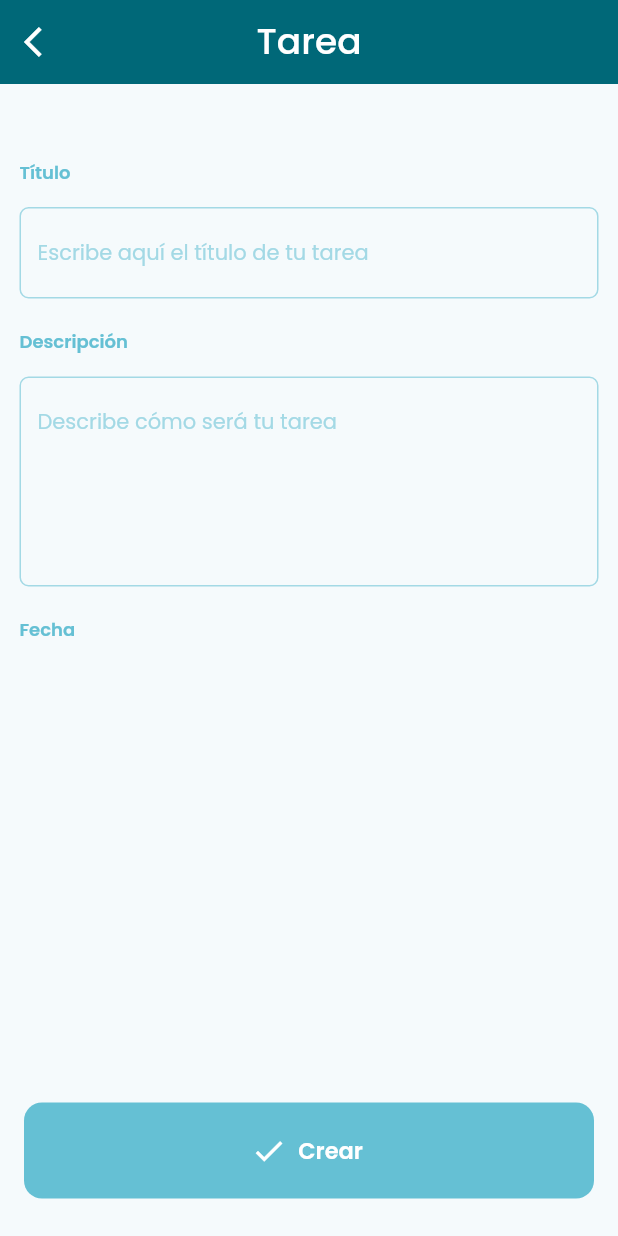
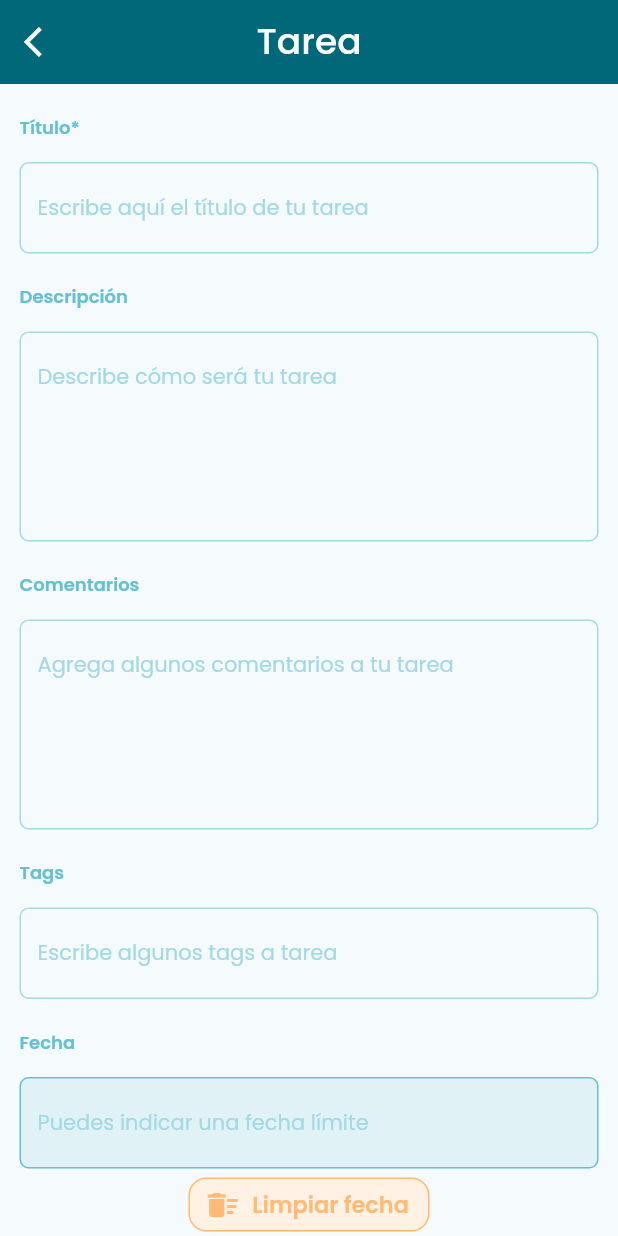
Before and after one commit to pmezquita/test-flutter-gestion-tareas, a Flutter app: the screen it shows after launch, after a tap on the "add" icon, on a phone screen of 412 x 824 dp. Run offline on Flutter 3.47's test engine with Material 2 defaults, Android fonts, the phone set to English and light mode, and no system bars; our stand-ins replace go_router, google_fonts; network calls fail.

Commit message:
[ADD] Se inicia pantalla de task

```diff
--- a/lib/helpers/constants.dart
+++ b/lib/helpers/constants.dart
@@ -2,3 +2,6 @@
 
 const String errorVerificar = 'Verificar Errores';
 const String errorCampoObligatorio = 'Campo obligatorio';
+
+final DateTime FECHA_INI_APP = DateTime.now();
+final DateTime FECHA_FIN_APP = DateTime.now().add(Duration(days: 60));
--- /dev/null
+++ b/lib/helpers/utils.dart
@@ -0,0 +1,6 @@
+import 'package:intl/intl.dart';
+
+String formatDate(DateTime? date) {
+  if (date == null) return '';
+  return DateFormat('dd - MM - yyyy').format(date);
+}
--- a/lib/main.dart
+++ b/lib/main.dart
@@ -1,5 +1,6 @@
 import 'package:flutter/material.dart';
 import 'package:gestion_tareas/providers/home_provider.dart';
+import 'package:gestion_tareas/providers/task_provider.dart';
 import 'package:gestion_tareas/router/my_go_router.dart';
 import 'package:gestion_tareas/theme/app_theme.dart';
 import 'package:provider/provider.dart';
@@ -17,7 +18,8 @@
   Widget build(BuildContext context) {
     return MultiProvider(
       providers: [
-        ChangeNotifierProvider<Home>(create: (_) => Home()),
+        ChangeNotifierProvider<HomeProvider>(create: (_) => HomeProvider()),
+        ChangeNotifierProvider<TaskProvider>(create: (_) => TaskProvider()),
       ],
       child: MaterialApp.router(
         debugShowCheckedModeBanner: false,
--- a/lib/models/task_model.dart
+++ b/lib/models/task_model.dart
@@ -1,7 +1,7 @@
 import 'dart:convert';
-import 'package:intl/intl.dart';
 
 import '../api/api_task.dart';
+import '../helpers/utils.dart' as utils;
 
 List<Task> TaskListFromJson(String str) => List<Task>.from(json.decode(str).map((x) => Task.fromJson(x)));
 
@@ -30,7 +30,7 @@
     this.updatedAt,
   });
 
-  String get formatDate => dueDate == null ? '- - -' : DateFormat('dd/MM/yy').format(dueDate!);
+  String get formatDate => utils.formatDate(this.dueDate);
 
   bool get isNew => id == null;
 
@@ -58,7 +58,8 @@
         "id": id,
         "title": title,
         "is_completed": isCompleted,
-    "due_date": "${dueDate!.year.toString().padLeft(4, '0')}-${dueDate!.month.toString().padLeft(2, '0')}-${dueDate!.day.toString().padLeft(2, '0')}",
+        "due_date":
+            "${dueDate!.year.toString().padLeft(4, '0')}-${dueDate!.month.toString().padLeft(2, '0')}-${dueDate!.day.toString().padLeft(2, '0')}",
         "comments": comments,
         "description": description,
         "tags": tags,
--- a/lib/presentation/home/home_page.dart
+++ b/lib/presentation/home/home_page.dart
@@ -10,7 +10,6 @@
 import '../../theme/app_theme.dart';
 
 class HomePage extends StatelessWidget {
-
   const HomePage({Key? key})
       : super(
           key: key,
@@ -25,8 +24,8 @@
       floatingActionButtonLocation: FloatingActionButtonLocation.centerDocked,
       floatingActionButton: Fab(onPressed: () => context.pushNamed('taskForm', params: {'taskId': '0'})),
       bottomNavigationBar: BottomNavigationBar(
-        currentIndex: context.watch<Home>().selectedIndex,
-        onTap: (index) => context.read<Home>().selectedIndex = index,
+        currentIndex: context.watch<HomeProvider>().selectedIndex,
+        onTap: (index) => context.read<HomeProvider>().selectedIndex = index,
         items: const <BottomNavigationBarItem>[
           BottomNavigationBarItem(
             label: '',
@@ -42,7 +41,7 @@
       ),
       body: CustomScrollView(
         slivers: [
-          _sliverTaskList(context, context.watch<Home>().selectedIndex),
+          _sliverTaskList(context, context.watch<HomeProvider>().selectedIndex),
         ],
       ),
     );
--- a/lib/presentation/home/widgets/card_task.dart
+++ b/lib/presentation/home/widgets/card_task.dart
@@ -66,7 +66,7 @@
 
               if (context.mounted) {
                 // Emitir estado
-                context.read<Home>().selectedIndex = task.isCompleted;
+                context.read<HomeProvider>().selectedIndex = task.isCompleted;
                 // cerrar alert
                 Navigator.pop(context);
               }
--- a/lib/presentation/shared/widgets/button_update.dart
+++ b/lib/presentation/shared/widgets/button_update.dart
@@ -1,10 +1,13 @@
 import 'package:flutter/material.dart';
 
 import '../../../theme/app_theme.dart';
-class ButtonUpdate extends StatelessWidget {
+
+class ButtonSecondary extends StatelessWidget {
   final String text;
   final VoidCallback? onPressed;
-  const ButtonUpdate({Key? key, required this.text, this.onPressed}) : super(key: key);
+  final Icon? icon;
+
+  const ButtonSecondary({Key? key, required this.text, this.onPressed, this.icon}) : super(key: key);
 
   @override
   Widget build(BuildContext context) {
@@ -17,7 +20,7 @@
         side: const BorderSide(color: secondary),
       ),
       label: Text(text, style: Theme.of(context).textTheme.displaySmall),
-      icon: const Icon(Icons.edit_outlined),
+      icon: icon ?? const Icon(Icons.edit_outlined),
     );
   }
 }
--- a/lib/presentation/task/task_page.dart
+++ b/lib/presentation/task/task_page.dart
@@ -1,10 +1,17 @@
 import 'package:flutter/material.dart';
 import 'package:gestion_tareas/models/task_model.dart';
+import 'package:gestion_tareas/presentation/shared/widgets/button_update.dart';
 import 'package:gestion_tareas/presentation/task/widgets/button_task.dart';
 import 'package:gestion_tareas/presentation/task/widgets/button_task_update.dart';
+import 'package:gestion_tareas/providers/task_provider.dart';
+import 'package:go_router/go_router.dart';
+import 'package:provider/provider.dart';
+import 'package:gestion_tareas/api/api_task.dart' as api;
 
 import '../../helpers/constants.dart';
+import '../../helpers/utils.dart';
 import '../../theme/app_theme.dart';
+import '../shared/widgets/alertdialog_error.dart';
 import '../shared/widgets/decoration_field.dart';
 import '../shared/widgets/label_field.dart';
 
@@ -17,6 +24,7 @@
   Widget build(BuildContext context) {
     final GlobalKey<FormState> formKey = GlobalKey<FormState>();
     Task task = new Task();
+    TextEditingController tecFecha = TextEditingController();
 
     return Scaffold(
       appBar: AppBar(
@@ -32,14 +40,13 @@
             hasScrollBody: false,
             child: Column(
               children: <Widget>[
-                const SizedBox(height: 30.0),
                 Padding(
                   padding: myPaddingForm,
                   child: Form(
                     key: formKey,
                     child: Column(
                       children: [
-                        const LabelField(label: 'Título'),
+                        const LabelField(label: 'Título*'),
                         TextFormField(
                           initialValue: task.title,
                           enabled: task.isEditable,
@@ -66,17 +73,49 @@
                             hint: 'Describe cómo será tu tarea',
                             enabled: task.isEditable,
                           ),
-                          validator: (value) {
-                            if (value == null || value.isEmpty) return errorCampoObligatorio;
-
-                            return null;
-                          },
                           onSaved: (value) {
                             task.description = value;
                           },
                         ),
+                        const LabelField(label: 'Comentarios'),
+                        TextFormField(
+                          initialValue: task.comments,
+                          enabled: task.isEditable,
+                          keyboardType: TextInputType.multiline,
+                          maxLines: 5,
+                          decoration: textFieldDecoration(
+                            hint: 'Agrega algunos comentarios a tu tarea',
+                            enabled: task.isEditable,
+                          ),
+                          onSaved: (value) {
+                            task.comments = value;
+                          },
+                        ),
+                        const LabelField(label: 'Tags'),
+                        TextFormField(
+                          initialValue: task.tags,
+                          enabled: task.isEditable,
+                          decoration: textFieldDecoration(
+                            hint: 'Escribe algunos tags a tarea',
+                            enabled: task.isEditable,
+                          ),
+                          onSaved: (value) {
+                            task.tags = value ?? '';
+                          },
+                        ),
                         const LabelField(label: 'Fecha'),
-                        // _rowFecha(task, context),
+                        GestureDetector(
+                          onTap: () => {if (task.isEditable) _seleccionarFecha(context, tecFecha)},
+                          child: TextFormField(
+                            controller: tecFecha,
+                            enabled: false,
+                            decoration: textFieldDecoration(
+                              hint: 'Puedes indicar una fecha límite',
+                              enabled: false,
+                            ),
+                          ),
+                        ),
+                        _getButtonLimpiarFecha(task, context, formKey, tecFecha),
                       ],
                     ),
                   ),
@@ -90,6 +129,46 @@
         ],
       ),
     );
+  }
+
+  void _seleccionarFecha(BuildContext context, TextEditingController tecFecha) async {
+    final DateTime? selected = await showDatePicker(
+      errorInvalidText: "ERROR",
+      context: context,
+      initialDate: context.read<TaskProvider>().selectedDate,
+      firstDate: FECHA_INI_APP,
+      lastDate: FECHA_FIN_APP,
+      builder: (context, child) => Theme(
+        data: Theme.of(context).copyWith(
+          colorScheme: ColorScheme.light(
+            primary: primary91,
+          ),
+        ),
+        child: child!,
+      ),
+    );
+    if (selected != null) {
+      tecFecha.text = formatDate(selected);
+      context.read<TaskProvider>().selectedDate = selected;
+    }
+  }
+
+  Widget _getButtonLimpiarFecha(
+    Task task,
+    BuildContext context,
+    GlobalKey<FormState> formKey,
+    TextEditingController tecFecha,
+  ) {
+    return (task.isEditable)
+        ? ButtonSecondary(
+            text: 'Limpiar fecha',
+            icon: const Icon(Icons.delete_sweep),
+            onPressed: () {
+              tecFecha.text = '';
+              task.dueDate = null;
+            },
+          )
+        : const SizedBox.shrink();
   }
 
   Widget _getButtonActualizar(
@@ -137,38 +216,33 @@
     if (!(formKey.currentState?.validate() ?? false)) {
       return;
     } else {
-      // formKey.currentState?.save();
-      // final context = formKey.currentContext!;
-      //
-      // // Crear tarea en la BD
-      // tarea.fecha = DateTime(tarea.anio!, tarea.mes!, tarea.dia!);
-      // if (tarea.isNew) {
-      //   tarea.createdBy = int.tryParse(idUser);
-      //   if ((await TaskDb.insert(tarea)) == 0) {
-      //     if (context.mounted) {
-      //       showDialog<String>(
-      //           context: context,
-      //           builder: (BuildContext context) => const AlertDialogError(msg: 'Error creando tarea'));
-      //     }
-      //     return;
-      //   }
-      // } else {
-      //   if (markCompleted) tarea.setCompleted();
-      //
-      //   if ((await TaskDb.update(tarea)) == 0) {
-      //     if (context.mounted) {
-      //       showDialog<String>(
-      //           context: context,
-      //           builder: (BuildContext context) => const AlertDialogError(msg: 'Error acrualizando tarea'));
-      //     }
-      //     return;
-      //   }
-      // }
-      // // Emitir estado y Redireccionar a Home
-      // if (context.mounted) {
-      //   BlocProvider.of<HomeBloc>(context).add(SetHomeEvent(0));
-      //   Navigator.pop(context);
-      // }
+      formKey.currentState?.save();
+      final context = formKey.currentContext!;
+
+      // Crear tarea en la BD
+      if (tarea.isNew) {
+        // if ((await api.insert(tarea)) == 0) {
+        //   if (context.mounted) {
+        //     showDialog<String>(
+        //         context: context,
+        //         builder: (BuildContext context) => const AlertDialogError(msg: 'Error creando tarea'));
+        //   }
+        //   return;
+        // }
+      } else {
+        if (markCompleted) tarea.setCompleted();
+
+        // if ((await api.patch(tarea)) == 0) {
+        //   if (context.mounted) {
+        //     showDialog<String>(
+        //         context: context,
+        //         builder: (BuildContext context) => const AlertDialogError(msg: 'Error acrualizando tarea'));
+        //   }
+        //   return;
+        // }
+      }
+      // Emitir estado y Redireccionar a Home
+      context.pop();
     }
   }
 }
--- a/lib/presentation/task/widgets/button_task_update.dart
+++ b/lib/presentation/task/widgets/button_task_update.dart
@@ -23,7 +23,7 @@
       width: double.infinity,
       height: 40.0,
       margin: marginBtnFormSecundario,
-      child: ButtonUpdate(
+      child: ButtonSecondary(
         text: text,
         onPressed: onPressed ?? () {},
       ),
--- a/lib/providers/home_provider.dart
+++ b/lib/providers/home_provider.dart
@@ -1,6 +1,6 @@
 import 'package:flutter/material.dart';
 
-class Home with ChangeNotifier{
+class HomeProvider with ChangeNotifier{
   int _selectedIndex = 0;
 
   int get selectedIndex => _selectedIndex;
--- /dev/null
+++ b/lib/providers/task_provider.dart
@@ -0,0 +1,21 @@
+import 'package:flutter/material.dart';
+
+class TaskProvider with ChangeNotifier{
+  DateTime _selectedDate = DateTime.now();
+  bool _enabled = true;
+
+
+  bool get enabled => _enabled;
+
+  void toggleEnabled() {
+    _enabled = !_enabled;
+    notifyListeners();
+  }
+
+  DateTime get selectedDate => _selectedDate;
+
+  set selectedDate(DateTime date){
+    _selectedDate = date;
+    notifyListeners();
+  }
+}
```
Lines whose indentation alone changed are shown as unchanged.
